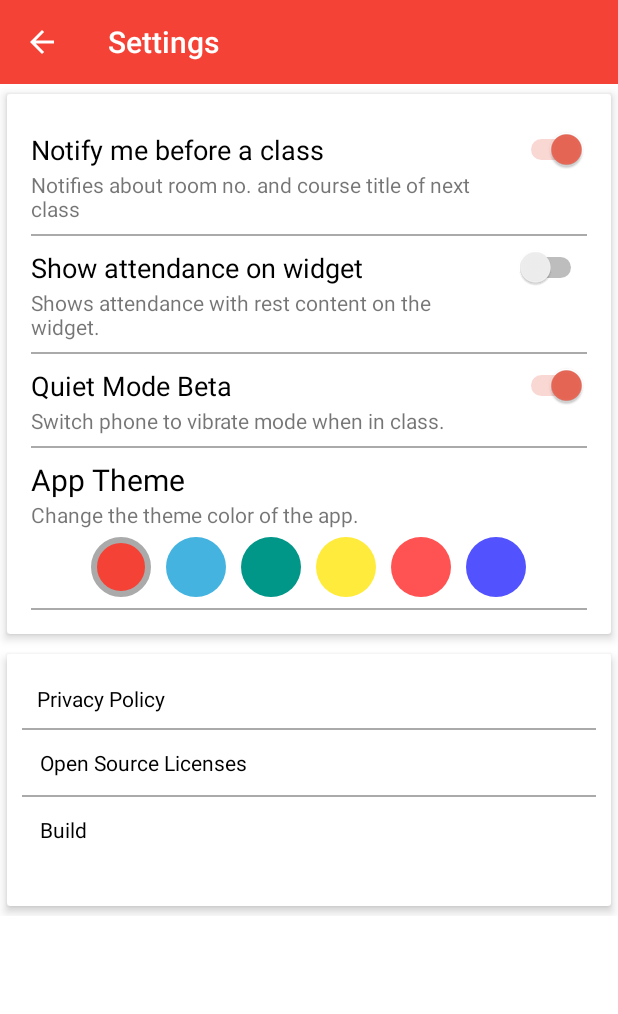
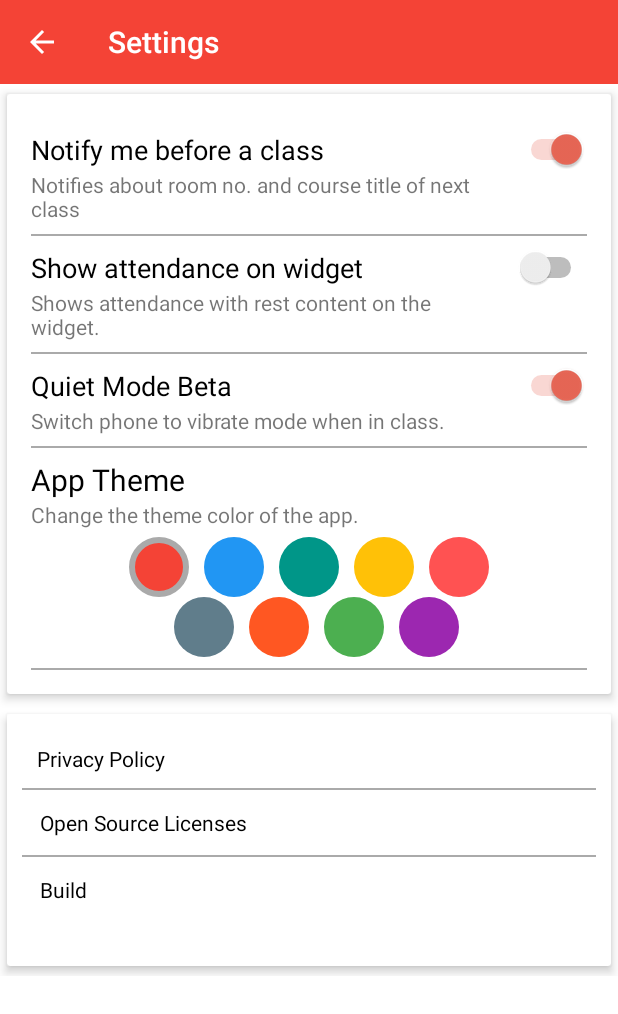
Before and after one commit to Sid25081998/zchedule-android, an Android app: the Settings screen opened directly, with no data from a screen before it, on a phone screen of 412 x 824 dp. Shown: the top 1014 px of the screen. Run offline under Robolectric (Android 15) with nearby library versions, the light colour scheme and no system bars; 1 statement that could not run was skipped.

Commit message:
New Colours Added

```diff
--- a/VDiary/app/src/main/java/com/example/sridh/vdiary/Activities/Settings.java
+++ b/VDiary/app/src/main/java/com/example/sridh/vdiary/Activities/Settings.java
@@ -38,9 +38,9 @@ public class Settings extends AppCompatActivity {
     Context context;
     Switch toggle_showNotification, toggle_showAttendance,toggle_quiet;
     ImageButton selectedCircle;
-    int[] circleIDs= new int[]{R.id.theme_circle_red,R.id.theme_circle_blue,R.id.theme_circle_teal,R.id.theme_circle_yellow,R.id.theme_circle_pink/*,R.id.theme_circle_black*/,R.id.theme_circle_purple};
-    int[] circleNotsId =new int[]{R.drawable.circle_red_nots,R.drawable.circle_blue_nots,R.drawable.circle_teal_nots,R.drawable.circle_yellow_nots,R.drawable.circle_pink_nots/*,R.drawable.circle_black_nots*/,R.drawable.circle_purple_nots};
-    int[] circleSId= new int[]{R.drawable.circle_red_s,R.drawable.circle_blue_s,R.drawable.circle_teal_s,R.drawable.circle_yellow_s,R.drawable.circle_pink_s/*,R.drawable.circle_black_s*/,R.drawable.circle_purple_s};
+    int[] circleIDs= new int[]{R.id.theme_circle_red,R.id.theme_circle_blue,R.id.theme_circle_teal,R.id.theme_circle_yellow,R.id.theme_circle_pink,R.id.theme_circle_purple,R.id.theme_circle_gray,R.id.theme_circle_orange,R.id.theme_circle_green};
+    int[] circleNotsId =new int[]{R.drawable.circle_red_nots,R.drawable.circle_blue_nots,R.drawable.circle_teal_nots,R.drawable.circle_yellow_nots,R.drawable.circle_pink_nots,R.drawable.circle_purple_nots,R.drawable.circle_gray_nots,R.drawable.circle_orange_nots,R.drawable.circle_green_nots};
+    int[] circleSId= new int[]{R.drawable.circle_red_s,R.drawable.circle_blue_s,R.drawable.circle_teal_s,R.drawable.circle_yellow_s,R.drawable.circle_pink_s,R.drawable.circle_purple_s,R.drawable.circle_gray_s,R.drawable.circle_orange_s,R.drawable.circle_green_s};
     int CircleIndex;
     @Override
     protected void onCreate(Bundle savedInstanceState) {
@@ -129,11 +129,17 @@ public class Settings extends AppCompatActivity {
     public void onPinkClick(View view){
         handleThemeCircleSelection(Theme.pink);
     }
-    public void onBlackClick(View view){
-        handleThemeCircleSelection(Theme.black);
-    }
     public void onPurpleClick(View view){
         handleThemeCircleSelection(Theme.purple);
+    }
+    public void onGrayClick(View view){
+        handleThemeCircleSelection(Theme.gray);
+    }
+    public void onOrangeClick(View view){
+        handleThemeCircleSelection(Theme.orange);
+    }
+    public void onGreenClick(View view){
+        handleThemeCircleSelection(Theme.green);
     }
 
     public void toPrivacyPolicy(View view){
@@ -181,8 +187,12 @@ public class Settings extends AppCompatActivity {
                 return 4;
             case purple:
                 return 5;
-            case black:
+            case gray:
                 return 6;
+            case orange:
+                return 7;
+            case green:
+                return 8;
         }
         return 0;
     }
--- a/VDiary/app/src/main/java/com/example/sridh/vdiary/Activities/WorkSpace.java
+++ b/VDiary/app/src/main/java/com/example/sridh/vdiary/Activities/WorkSpace.java
@@ -320,6 +320,9 @@ public class WorkSpace extends AppCompatActivity {
                                             requestAll(activity);
                                         }
                                     }).show();
+                        }
+                        else if(allResponse.message.equals("Retry")){
+                            requestAll(activity);
                         }
                         else{
                             pb_syncing.setVisibility(View.GONE);
--- a/VDiary/app/src/main/java/com/example/sridh/vdiary/Classes/Theme.java
+++ b/VDiary/app/src/main/java/com/example/sridh/vdiary/Classes/Theme.java
@@ -10,5 +10,8 @@ public enum Theme{
     blue,
     pink,
     black,
-    purple
+    purple,
+    gray,
+    orange,
+    green,
 }
--- a/VDiary/app/src/main/java/com/example/sridh/vdiary/config.java
+++ b/VDiary/app/src/main/java/com/example/sridh/vdiary/config.java
@@ -60,8 +60,11 @@ public class config {
         AppThemes.put(Theme.teal,new themeProperty(Theme.teal));
         AppThemes.put(Theme.yellow, new themeProperty(Theme.yellow));
         AppThemes.put(Theme.pink, new themeProperty(Theme.pink));
-        //AppThemes.put(Theme.black, new themeProperty(Theme.black));
+
         AppThemes.put(Theme.purple, new themeProperty(Theme.purple));
+        AppThemes.put(Theme.gray, new themeProperty(Theme.gray));
+        AppThemes.put(Theme.green, new themeProperty(Theme.green));
+        AppThemes.put(Theme.orange, new themeProperty(Theme.orange));
     }
     public static themeProperty getCurrentTheme(Context context){
         if(CurrentTheme==null){
--- a/VDiary/app/src/main/res/drawable/circle_black_nots.xml
+++ b/VDiary/app/src/main/res/drawable/circle_gray_nots.xml
@@ -1,12 +1,15 @@
 <?xml version="1.0" encoding="utf-8"?>
+
 <shape
     xmlns:android="http://schemas.android.com/apk/res/android"
     android:shape="oval">
 
     <solid
-        android:color="@color/colorPrimaryDarkBlack"/>
+        android:color="@color/colorPrimaryDarkGray"/>
 
     <size
         android:width="40dp"
         android:height="40dp"/>
+
+
 </shape>
--- /dev/null
+++ b/VDiary/app/src/main/res/drawable/circle_gray_s.xml
@@ -0,0 +1,19 @@
+<?xml version="1.0" encoding="utf-8"?>
+
+<shape
+    xmlns:android="http://schemas.android.com/apk/res/android"
+    android:shape="oval">
+
+    <solid
+        android:color="@color/colorPrimaryDarkGray"/>
+
+    <size
+        android:width="40dp"
+        android:height="40dp"/>
+
+    <stroke
+        android:color="@android:color/darker_gray"
+        android:width="4dp"/>
+
+
+</shape>
--- /dev/null
+++ b/VDiary/app/src/main/res/drawable/circle_green_nots.xml
@@ -0,0 +1,15 @@
+<?xml version="1.0" encoding="utf-8"?>
+
+<shape
+    xmlns:android="http://schemas.android.com/apk/res/android"
+    android:shape="oval">
+
+    <solid
+        android:color="@color/colorPrimaryDarkGreen"/>
+
+    <size
+        android:width="40dp"
+        android:height="40dp"/>
+
+
+</shape>
--- a/VDiary/app/src/main/res/drawable/circle_black_s.xml
+++ b/VDiary/app/src/main/res/drawable/circle_green_s.xml
@@ -1,15 +1,19 @@
 <?xml version="1.0" encoding="utf-8"?>
+
 <shape
     xmlns:android="http://schemas.android.com/apk/res/android"
     android:shape="oval">
 
     <solid
-        android:color="@color/colorPrimaryDarkBlack"/>
+        android:color="@color/colorPrimaryDarkGreen"/>
 
     <size
         android:width="40dp"
         android:height="40dp"/>
+
     <stroke
         android:color="@android:color/darker_gray"
         android:width="4dp"/>
+
+
 </shape>
--- /dev/null
+++ b/VDiary/app/src/main/res/drawable/circle_orange_nots.xml
@@ -0,0 +1,15 @@
+<?xml version="1.0" encoding="utf-8"?>
+
+<shape
+    xmlns:android="http://schemas.android.com/apk/res/android"
+    android:shape="oval">
+
+    <solid
+        android:color="@color/colorPrimaryDarkOrange"/>
+
+    <size
+        android:width="40dp"
+        android:height="40dp"/>
+
+
+</shape>
--- /dev/null
+++ b/VDiary/app/src/main/res/drawable/circle_orange_s.xml
@@ -0,0 +1,19 @@
+<?xml version="1.0" encoding="utf-8"?>
+
+<shape
+    xmlns:android="http://schemas.android.com/apk/res/android"
+    android:shape="oval">
+
+    <solid
+        android:color="@color/colorPrimaryDarkOrange"/>
+
+    <size
+        android:width="40dp"
+        android:height="40dp"/>
+
+    <stroke
+        android:color="@android:color/darker_gray"
+        android:width="4dp"/>
+
+
+</shape>
--- a/VDiary/app/src/main/res/layout/activity_settings.xml
+++ b/VDiary/app/src/main/res/layout/activity_settings.xml
@@ -133,10 +133,15 @@
                 android:layout_height="wrap_content"
                 android:layout_width="match_parent"
                 android:paddingTop="5dp"
+                android:orientation="vertical"
+                android:gravity="center_horizontal">
+
+                    <!--TODO ADD THE CIRCLES FOR SELECTING THE THEMES-->
+                <LinearLayout
+                    android:layout_width="match_parent"
+                    android:layout_height="wrap_content"
                     android:orientation="horizontal"
                     android:gravity="center">
-
-                    <!--TODO ADD THE CIRCLES FOR SELECTING THE THEMES-->
                 <ImageButton
                     android:layout_width="wrap_content"
                     android:layout_height="wrap_content"
@@ -153,7 +158,7 @@
                         android:background="@android:color/transparent"
                         android:id="@+id/theme_circle_blue"
                         android:onClick="onBlueClick"
-                        android:layout_toEndOf="@id/theme_circle_red"/>
+                        />
 
                     <ImageButton
                         android:layout_width="wrap_content"
@@ -162,8 +167,7 @@
                         android:src="@drawable/circle_teal_nots"
                         android:background="@android:color/transparent"
                         android:id="@+id/theme_circle_teal"
-                        android:onClick="onTealClick"
-                        android:layout_toEndOf="@id/theme_circle_blue"/>
+                        android:onClick="onTealClick" />
 
                 <ImageButton
                     android:layout_width="wrap_content"
@@ -173,7 +177,7 @@
                     android:background="@android:color/transparent"
                     android:id="@+id/theme_circle_yellow"
                     android:onClick="onYellowClick"
-                    android:layout_toEndOf="@id/theme_circle_teal"/>
+                    />
                 <ImageButton
                     android:layout_width="wrap_content"
                     android:paddingStart="10dp"
@@ -181,9 +185,42 @@
                     android:src="@drawable/circle_pink_nots"
                     android:background="@android:color/transparent"
                     android:id="@+id/theme_circle_pink"
-                    android:onClick="onPinkClick"
-                    android:layout_toEndOf="@id/theme_circle_yellow"/>
+                    android:onClick="onPinkClick" />
 
+                    </LinearLayout>
+
+                <LinearLayout
+                    android:layout_width="match_parent"
+                    android:layout_height="wrap_content"
+                    android:orientation="horizontal"
+                    android:gravity="center">
+
+                    <ImageButton
+                        android:layout_width="wrap_content"
+                        android:paddingStart="10dp"
+                        android:layout_height="wrap_content"
+                        android:src="@drawable/circle_gray_nots"
+                        android:background="@android:color/transparent"
+                        android:id="@+id/theme_circle_gray"
+                        android:onClick="onGrayClick" />
+
+                    <ImageButton
+                        android:layout_width="wrap_content"
+                        android:paddingStart="10dp"
+                        android:layout_height="wrap_content"
+                        android:src="@drawable/circle_orange_nots"
+                        android:background="@android:color/transparent"
+                        android:id="@+id/theme_circle_orange"
+                        android:onClick="onOrangeClick" />
+
+                    <ImageButton
+                        android:layout_width="wrap_content"
+                        android:paddingStart="10dp"
+                        android:layout_height="wrap_content"
+                        android:src="@drawable/circle_green_nots"
+                        android:background="@android:color/transparent"
+                        android:id="@+id/theme_circle_green"
+                        android:onClick="onGreenClick" />
                     <ImageButton
                         android:layout_width="wrap_content"
                         android:paddingStart="10dp"
@@ -191,8 +228,9 @@
                         android:src="@drawable/circle_purple_nots"
                         android:background="@android:color/transparent"
                         android:id="@+id/theme_circle_purple"
-                    android:onClick="onPurpleClick"
-                    android:layout_toEndOf="@id/theme_circle_pink"/>
+                        android:onClick="onPurpleClick" />
+                    </LinearLayout>
+
 
             </LinearLayout>
             </LinearLayout>
--- a/VDiary/app/src/main/res/values/colors.xml
+++ b/VDiary/app/src/main/res/values/colors.xml
@@ -93,9 +93,9 @@
         </array>
 
     <!--BLUE THEME-->
-    <color name="colorPrimaryDarkBlue">#45b3e0</color>
-    <color name="colorPrimaryBlue">#45b3e0</color>
-    <color name="colorAccentBlue">#45b3e0</color>
+    <color name="colorPrimaryDarkBlue">#2196F3</color>
+    <color name="colorPrimaryBlue">#2196F3</color>
+    <color name="colorAccentBlue">#2196F3</color>
 
     <!--TEAL THEME-->
     <color name="colorPrimaryDarkTeal">#009688</color>
@@ -115,10 +115,10 @@
     <color name="colorTextPink">#d32f2f</color>
 
     <!--YELLOW THEME-->
-    <color name="colorPrimaryYellow">#ffeb3b</color>
-    <color name="colorPrimaryDarkYellow">#ffeb3b</color>
-    <color name="colorAccentYellow">#ffeb3b</color>
-    <color name="colorTextYellow">#c8b900</color>
+    <color name="colorPrimaryYellow">#FFC107</color>
+    <color name="colorPrimaryDarkYellow">#FFC107</color>
+    <color name="colorAccentYellow">#FFC107</color>
+    <color name="colorTextYellow">#FFC107</color>
 
     <!--Black THEME-->
     <color name="colorPrimaryBlack">#212121</color>
@@ -127,8 +127,26 @@
     <color name="colorTextBlack">#212121</color>
 
     <!--Purple THEME-->
-    <color name="colorPrimaryPurple">#5252ff</color>
-    <color name="colorPrimaryDarkPurple">#5252ff</color>
-    <color name="colorAccentPurple">#5252ff</color>
-    <color name="colorTextPurple">#5252ff</color>
+    <color name="colorPrimaryPurple">#9C27B0</color>
+    <color name="colorPrimaryDarkPurple">#9C27B0</color>
+    <color name="colorAccentPurple">#9C27B0</color>
+    <color name="colorTextPurple">#9C27B0</color>
+
+    <!--Gray THEME-->
+    <color name="colorPrimaryGray">#607D8B</color>
+    <color name="colorPrimaryDarkGray">#607D8B</color>
+    <color name="colorAccentGray">#607D8B</color>
+    <color name="colorTextGray">#607D8B</color>
+
+    <!--Orange THEME-->
+    <color name="colorPrimaryOrange">#FF5722</color>
+    <color name="colorPrimaryDarkOrange">#FF5722</color>
+    <color name="colorAccentOrange">#FF5722</color>
+    <color name="colorTextOrange">#FF5722</color>
+
+    <!--Orange THEME-->
+    <color name="colorPrimaryGreen">#4CAF50</color>
+    <color name="colorPrimaryDarkGreen">#4CAF50</color>
+    <color name="colorAccentGreen">#4CAF50</color>
+    <color name="colorTextGreen">#4CAF50</color>
     </resources>
```
Also changed, not shown: VDiary/app/src/main/java/com/example/sridh/vdiary/Classes/themeProperty.java (+19 -0 lines), VDiary/app/src/main/res/values/styles.xml (+24 -0 lines). Lines whose indentation alone changed are shown as unchanged.
